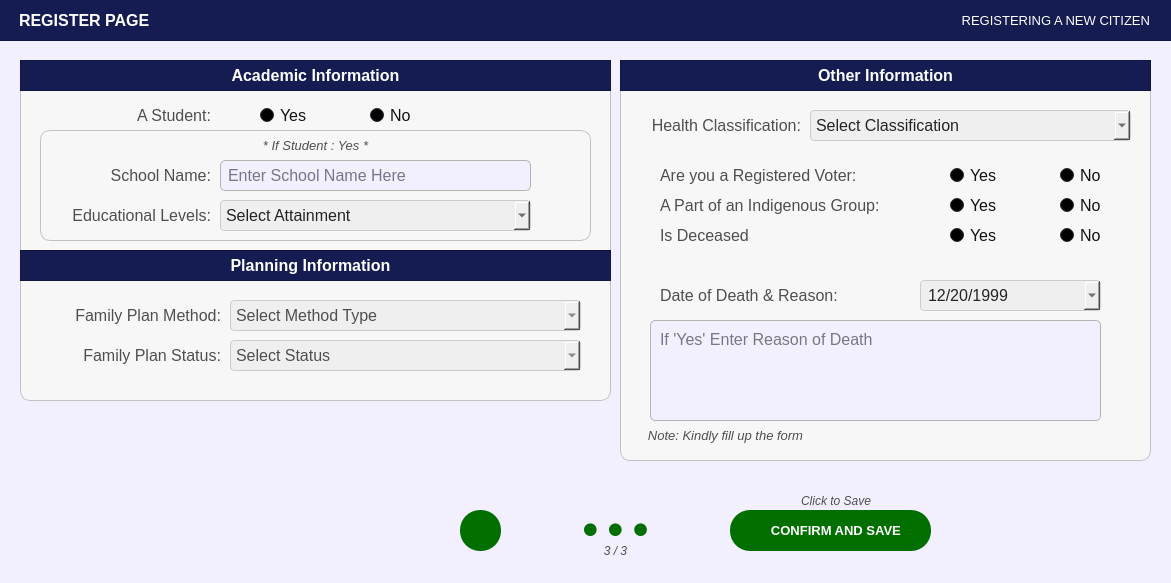
First picture: the form in Resources/UIs/PopUp/Screen_CitizenPanel/ScreenCitizenProfile/register_citizen_part_03.ui, repository Yohhannn/Barangay-Records-Statistics-System, before the edit.
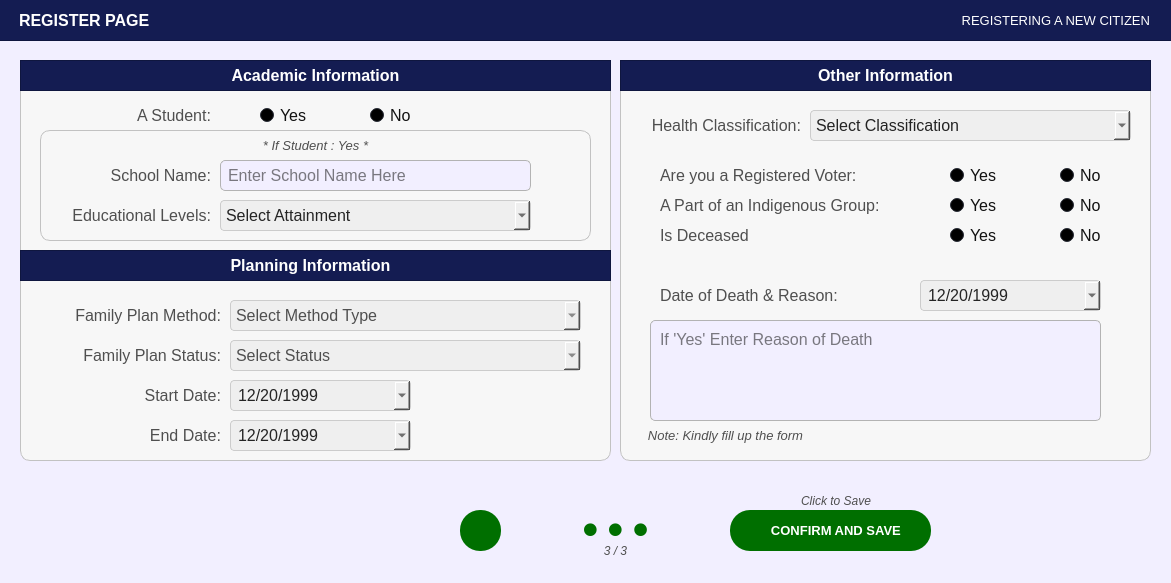
Second picture: the form after the edit. Icons and pictures are not drawn.

Commit message: regis-startend-dates

The edit to the form file:
```diff
--- a/Resources/UIs/PopUp/Screen_CitizenPanel/ScreenCitizenProfile/register_citizen_part_03.ui
+++ b/Resources/UIs/PopUp/Screen_CitizenPanel/ScreenCitizenProfile/register_citizen_part_03.ui
@@ -3992,7 +3992,7 @@
      <x>20</x>
      <y>60</y>
      <width>591</width>
-     <height>341</height>
+     <height>401</height>
     </rect>
    </property>
    <property name="styleSheet">
@@ -5602,6 +5602,174 @@
      <set>Qt::AlignmentFlag::AlignRight|Qt::AlignmentFlag::AlignTrailing|Qt::AlignmentFlag::AlignVCenter</set>
     </property>
    </widget>
+   <widget class="QDateEdit" name="register_citizen_start_date">
+    <property name="geometry">
+     <rect>
+      <x>210</x>
+      <y>320</y>
+      <width>181</width>
+      <height>31</height>
+     </rect>
+    </property>
+    <property name="font">
+     <font>
+      <family>Arial</family>
+      <pointsize>12</pointsize>
+     </font>
+    </property>
+    <property name="styleSheet">
+     <string notr="true">#register_citizen_start_date{
+	background-color: rgb(239, 239, 239); /* Correct property name */
+    color: #242424; /* Set text color to black for better contrast */
+    border: 1px solid #ccc; /* Optional: Add a light border */
+    padding: 5px; /* Optional: Add some padding */
+    border-radius: 4px; /* Optional: Rounded corners */
+}</string>
+    </property>
+    <property name="dateTime">
+     <datetime>
+      <hour>0</hour>
+      <minute>0</minute>
+      <second>0</second>
+      <year>1999</year>
+      <month>12</month>
+      <day>20</day>
+     </datetime>
+    </property>
+    <property name="displayFormat">
+     <string>MM/dd/yyyy</string>
+    </property>
+    <property name="calendarPopup">
+     <bool>true</bool>
+    </property>
+    <property name="currentSectionIndex">
+     <number>0</number>
+    </property>
+    <property name="timeSpec">
+     <enum>Qt::TimeSpec::UTC</enum>
+    </property>
+    <property name="date">
+     <date>
+      <year>1999</year>
+      <month>12</month>
+      <day>20</day>
+     </date>
+    </property>
+   </widget>
+   <widget class="QDateEdit" name="register_citizen_end_date">
+    <property name="geometry">
+     <rect>
+      <x>210</x>
+      <y>360</y>
+      <width>181</width>
+      <height>31</height>
+     </rect>
+    </property>
+    <property name="font">
+     <font>
+      <family>Arial</family>
+      <pointsize>12</pointsize>
+     </font>
+    </property>
+    <property name="styleSheet">
+     <string notr="true">#register_citizen_end_date{
+	background-color: rgb(239, 239, 239); /* Correct property name */
+    color: #242424; /* Set text color to black for better contrast */
+    border: 1px solid #ccc; /* Optional: Add a light border */
+    padding: 5px; /* Optional: Add some padding */
+    border-radius: 4px; /* Optional: Rounded corners */
+}</string>
+    </property>
+    <property name="dateTime">
+     <datetime>
+      <hour>0</hour>
+      <minute>0</minute>
+      <second>0</second>
+      <year>1999</year>
+      <month>12</month>
+      <day>20</day>
+     </datetime>
+    </property>
+    <property name="displayFormat">
+     <string>MM/dd/yyyy</string>
+    </property>
+    <property name="calendarPopup">
+     <bool>true</bool>
+    </property>
+    <property name="currentSectionIndex">
+     <number>0</number>
+    </property>
+    <property name="timeSpec">
+     <enum>Qt::TimeSpec::UTC</enum>
+    </property>
+    <property name="date">
+     <date>
+      <year>1999</year>
+      <month>12</month>
+      <day>20</day>
+     </date>
+    </property>
+   </widget>
+   <widget class="QLabel" name="register_citizen_labelFamilyPlanningStatus_2">
+    <property name="geometry">
+     <rect>
+      <x>20</x>
+      <y>320</y>
+      <width>181</width>
+      <height>31</height>
+     </rect>
+    </property>
+    <property name="font">
+     <font>
+      <family>Arial</family>
+      <pointsize>12</pointsize>
+      <bold>false</bold>
+     </font>
+    </property>
+    <property name="styleSheet">
+     <string notr="true">#register_citizen_labelFamilyPlanningStatus_2 {
+	background-color: transparent;
+	color: #4f4f4f;
+}
+</string>
+    </property>
+    <property name="text">
+     <string>Start Date:</string>
+    </property>
+    <property name="alignment">
+     <set>Qt::AlignmentFlag::AlignRight|Qt::AlignmentFlag::AlignTrailing|Qt::AlignmentFlag::AlignVCenter</set>
+    </property>
+   </widget>
+   <widget class="QLabel" name="register_citizen_labelFamilyPlanningStatus_3">
+    <property name="geometry">
+     <rect>
+      <x>20</x>
+      <y>360</y>
+      <width>181</width>
+      <height>31</height>
+     </rect>
+    </property>
+    <property name="font">
+     <font>
+      <family>Arial</family>
+      <pointsize>12</pointsize>
+      <bold>false</bold>
+     </font>
+    </property>
+    <property name="styleSheet">
+     <string notr="true">#register_citizen_labelFamilyPlanningStatus_3 {
+	background-color: transparent;
+	color: #4f4f4f;
+}
+</string>
+    </property>
+    <property name="text">
+     <string>End Date:</string>
+    </property>
+    <property name="alignment">
+     <set>Qt::AlignmentFlag::AlignRight|Qt::AlignmentFlag::AlignTrailing|Qt::AlignmentFlag::AlignVCenter</set>
+    </property>
+   </widget>
   </widget>
   <widget class="QLabel" name="dots">
    <property name="geometry">
```
